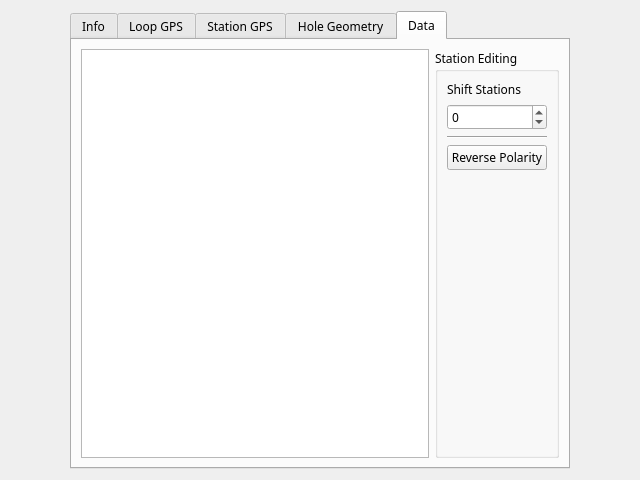
Eric-Meunier/Processor-Suite, file src/qt_ui/pem_info_widget.ui: the form before one commit.
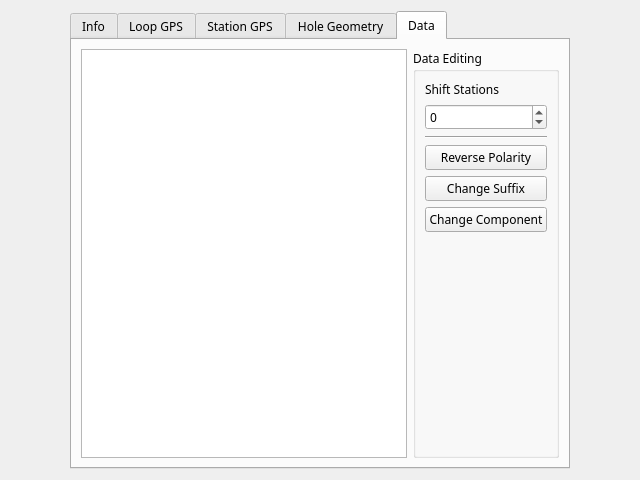
The form after the commit.

Commit message: Fixed bug with saving PEM Files and shifting stations.

```diff
--- a/src/qt_ui/pem_info_widget.ui
+++ b/src/qt_ui/pem_info_widget.ui
@@ -395,7 +395,7 @@
           </sizepolicy>
          </property>
          <property name="title">
-          <string>Station Editing</string>
+          <string>Data Editing</string>
          </property>
          <layout class="QVBoxLayout" name="verticalLayout_3">
           <item>
@@ -429,6 +429,20 @@
             </property>
            </widget>
           </item>
+          <item>
+           <widget class="QPushButton" name="pushButton">
+            <property name="text">
+             <string>Change Suffix</string>
+            </property>
+           </widget>
+          </item>
+          <item>
+           <widget class="QPushButton" name="pushButton_2">
+            <property name="text">
+             <string>Change Component</string>
+            </property>
+           </widget>
+          </item>
           <item>
            <spacer name="verticalSpacer_2">
             <property name="orientation">
```
Left out of the diff: 3 changed lines with no effect on the pictures. The commit also changes 4 other files.
